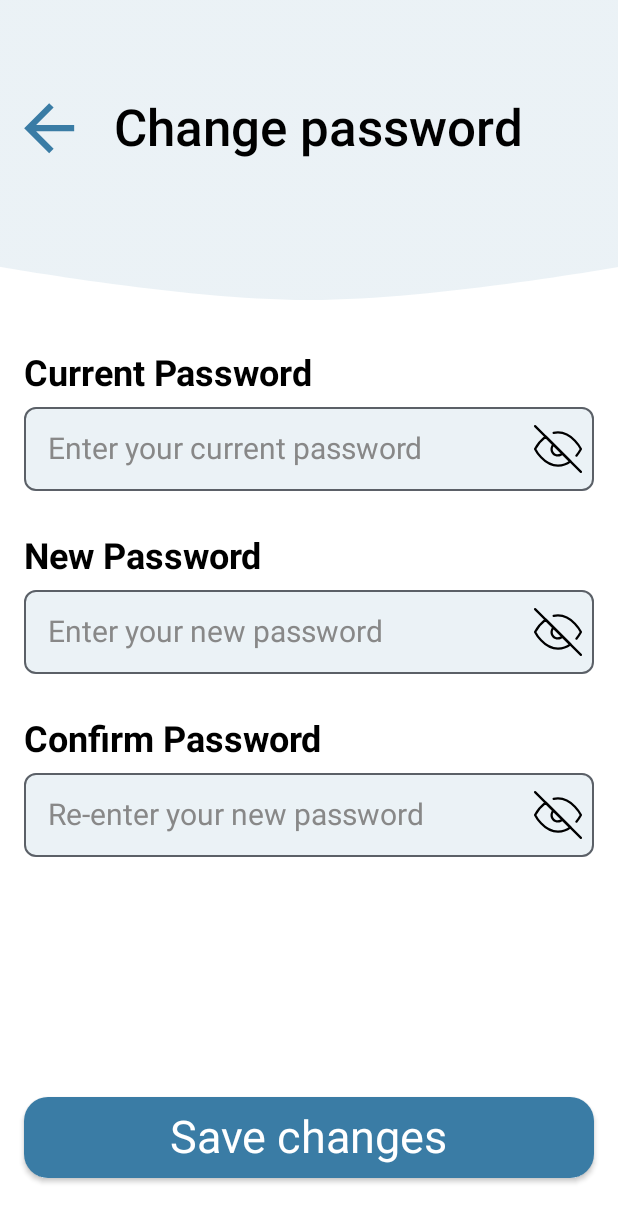
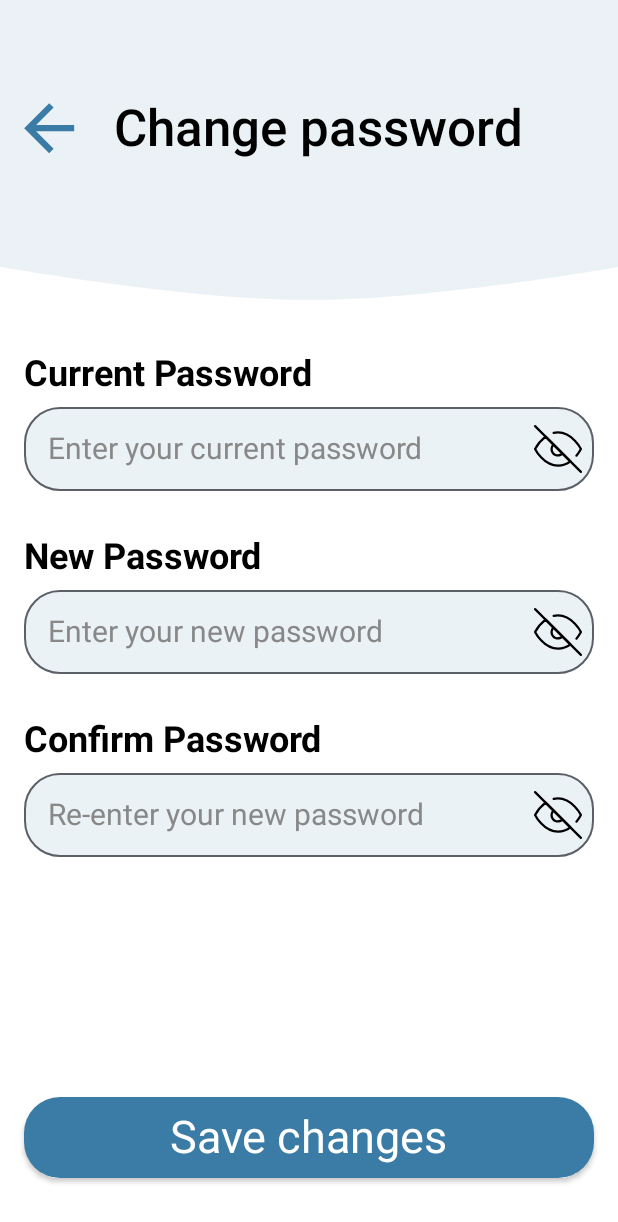
Before and after one commit to gianpietropanico/INGSW_24-25-DietiEstates25, an Android app built with Jetpack Compose: the screen it shows after launch (MainActivity), on a phone screen of 412 x 824 dp. Shown: the top 1222 px of the screen. Run offline under Robolectric (Android 15) with nearby library versions, the phone set to English and light mode, and no system bars; libraries missing offline, so code that uses them is left out: com.facebook, com.facebook.login.

Commit message:
seconda bozza di ChangePassword.kt

```diff
--- a/app/src/main/java/com/example/ingsw_24_25_dietiestates25/ui/ChangePassword.kt
+++ b/app/src/main/java/com/example/ingsw_24_25_dietiestates25/ui/ChangePassword.kt
@@ -157,7 +157,7 @@ fun ChangePasswordScreen() {
                 colors = ButtonDefaults.buttonColors(
                     backgroundColor = primaryBlu,
                 ),
-                shape = RoundedCornerShape(16.dp),
+                shape = RoundedCornerShape(24.dp),
                 modifier = Modifier
                     .fillMaxWidth()
                     .height(54.dp)
@@ -215,7 +215,7 @@ fun PasswordField(
             modifier = Modifier
                 .fillMaxWidth()
                 .height(56.dp),
-            shape = RoundedCornerShape(8.dp),
+            shape = RoundedCornerShape(24.dp),
             colors = TextFieldDefaults.outlinedTextFieldColors(
                 backgroundColor = primaryBlueWithOpacity,
                 focusedBorderColor = Color(0xFF5B6067),
```
